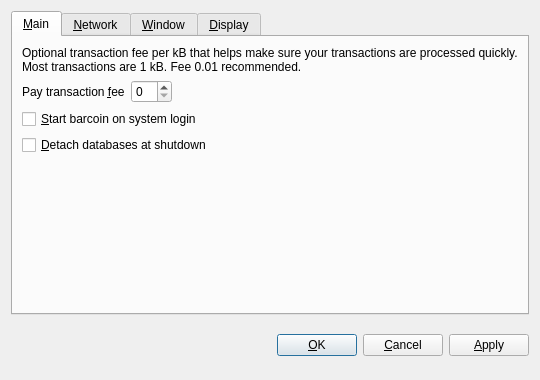
Before: the Qt Designer form src/qt/forms/optionsdialog.ui in coindiggers/coindiggercoin, drawn with Qt 5.
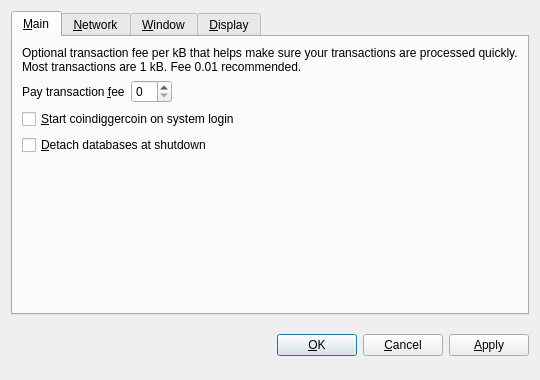
After: the same form once the commit is applied. The open tabs and pages were chosen to show the change. Custom widgets are drawn as their Qt base class.

Diff of the .ui file:
```diff
--- a/src/qt/forms/optionsdialog.ui
+++ b/src/qt/forms/optionsdialog.ui
@@ -82,7 +82,7 @@
           <string>Automatically start barcoin after logging in to the system.</string>
          </property>
          <property name="text">
-          <string>&amp;Start barcoin on system login</string>
+          <string>&amp;Start coindiggercoin on system login</string>
          </property>
         </widget>
        </item>
```
Left out of the diff: 10 changed lines with no effect on the pictures.
